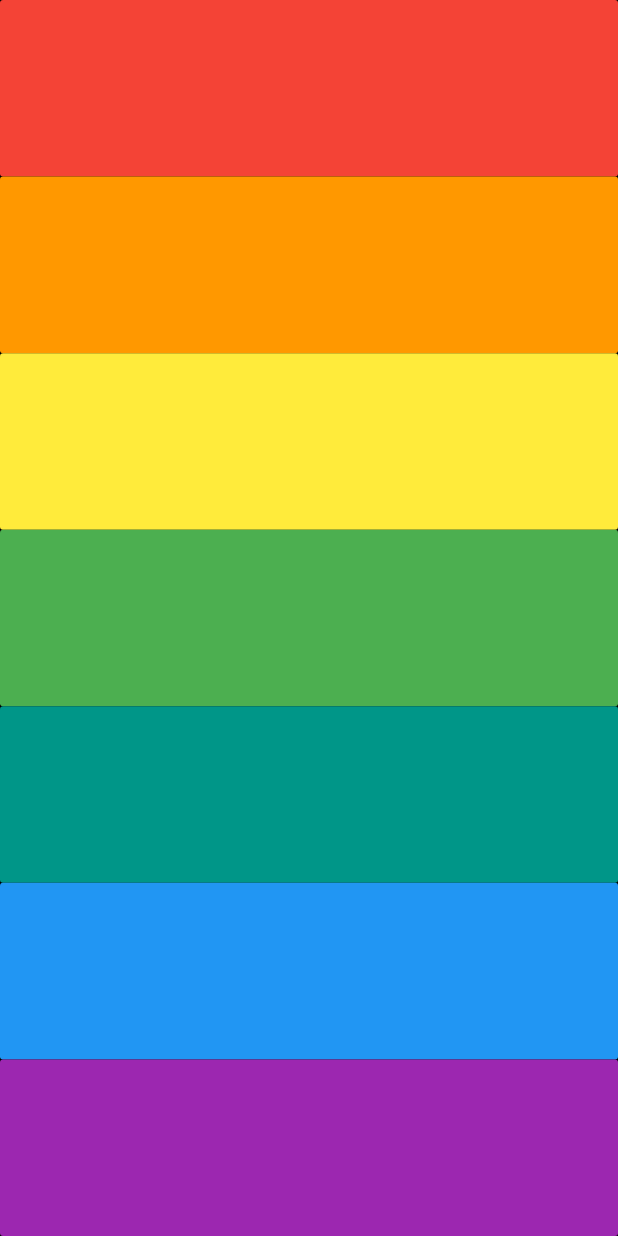
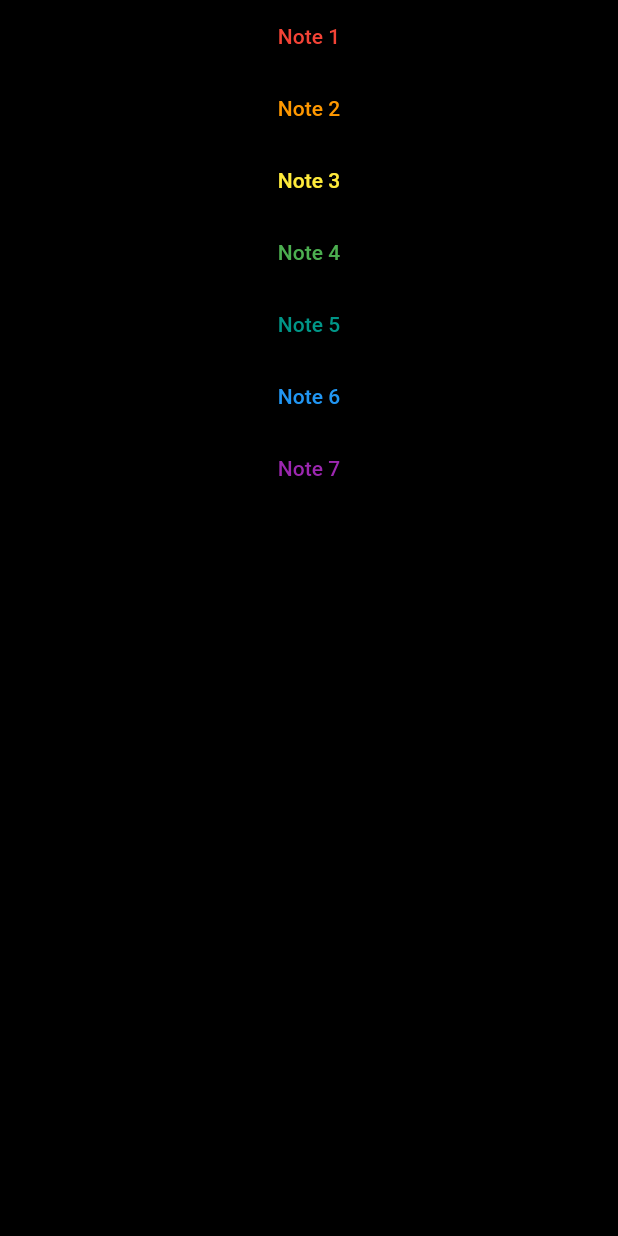
Before and after one commit to berhanudagnew/xylophone, a Flutter app: the screen it shows after launch, on a phone screen of 412 x 824 dp. Run offline on Flutter 3.47's test engine with Material 2 defaults, Android fonts, the phone set to English and light mode, and no system bars; our stand-ins replace audioplayers.

```diff
--- a/lib/main.dart
+++ b/lib/main.dart
@@ -9,14 +9,15 @@ class XylophoneApp extends StatelessWidget {
     player.play('note$soundNumber.wav');
   }
 
-  Expanded buildKey({Color color, int soundNumber}) {
-    return Expanded(
-      child: FlatButton(
-        color: color,
+  buildKey({Color color, int soundNumber}) {
+    return TextButton(
+      style: ButtonStyle(
+        foregroundColor: MaterialStateProperty.all<Color>(color),
+      ),
       onPressed: () {
         playSound(soundNumber);
       },
-      ),
+      child: Text('Note $soundNumber'),
     );
   }
 
```
Lines whose indentation alone changed are shown as unchanged.
